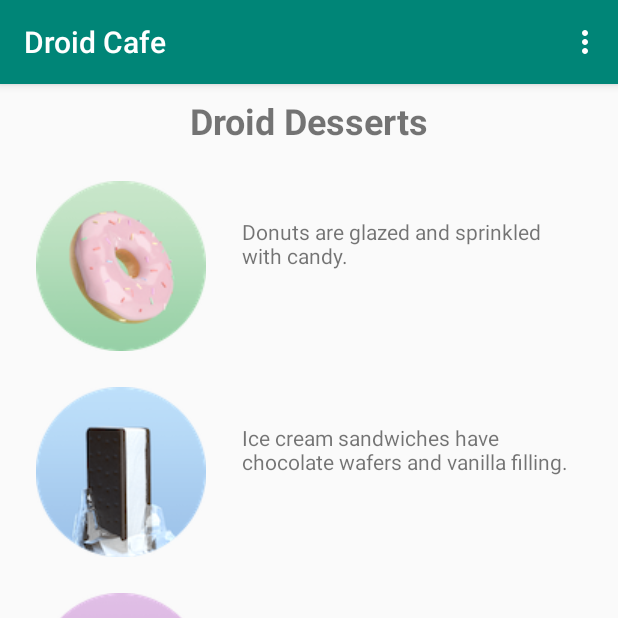
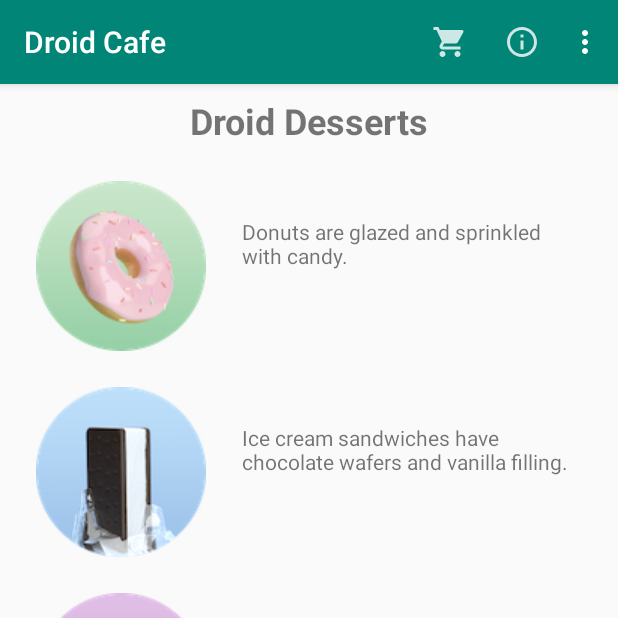
Before and after one commit to Yunji-Leo/AndroidCodelabs, an Android app: the screen it shows after launch (MainActivity), on a phone screen of 412 x 824 dp, the top half of it. Run offline under Robolectric (Android 15) with nearby library versions, the phone set to English and light mode, and no system bars.

Commit message:
add icon

```diff
--- /dev/null
+++ b/DroidCafe/app/src/main/res/drawable-anydpi/ic_favorites.xml
@@ -0,0 +1,11 @@
+<vector xmlns:android="http://schemas.android.com/apk/res/android"
+    android:width="24dp"
+    android:height="24dp"
+    android:viewportWidth="24"
+    android:viewportHeight="24"
+    android:tint="#FFFFFF"
+    android:alpha="0.8">
+    <path
+        android:fillColor="#FF000000"
+        android:pathData="M12,21.35l-1.45,-1.32C5.4,15.36 2,12.28 2,8.5 2,5.42 4.42,3 7.5,3c1.74,0 3.41,0.81 4.5,2.09C13.09,3.81 14.76,3 16.5,3 19.58,3 22,5.42 22,8.5c0,3.78 -3.4,6.86 -8.55,11.54L12,21.35z"/>
+</vector>
--- /dev/null
+++ b/DroidCafe/app/src/main/res/drawable-anydpi/ic_status_info.xml
@@ -0,0 +1,11 @@
+<vector xmlns:android="http://schemas.android.com/apk/res/android"
+    android:width="24dp"
+    android:height="24dp"
+    android:viewportWidth="24"
+    android:viewportHeight="24"
+    android:tint="#FFFFFF"
+    android:alpha="0.8">
+    <path
+        android:fillColor="#FF000000"
+        android:pathData="M11,17h2v-6h-2v6zM12,2C6.48,2 2,6.48 2,12s4.48,10 10,10 10,-4.48 10,-10S17.52,2 12,2zM12,20c-4.41,0 -8,-3.59 -8,-8s3.59,-8 8,-8 8,3.59 8,8 -3.59,8 -8,8zM11,9h2L13,7h-2v2z"/>
+</vector>
--- a/DroidCafe/app/src/main/res/menu/menu_main.xml
+++ b/DroidCafe/app/src/main/res/menu/menu_main.xml
@@ -9,17 +9,20 @@
         app:showAsAction="never" />
     <item
         android:id="@+id/action_order"
+        android:icon="@drawable/ic_shopping_cart"
         android:orderInCategory="10"
         android:title="@string/action_order"
-        app:showAsAction="never" />
+        app:showAsAction="always" />
     <item
         android:id="@+id/action_status"
+        android:icon="@drawable/ic_status_info"
         android:orderInCategory="20"
         android:title="@string/action_status"
-        app:showAsAction="never" />
+        app:showAsAction="always" />
     <item
         android:id="@+id/action_favorites"
+        android:icon="@drawable/ic_favorites"
         android:orderInCategory="30"
         android:title="@string/action_favorites"
-        app:showAsAction="never" />
+        app:showAsAction="ifRoom" />
 </menu>
```
Also changed, not shown: DroidCafe/app/src/main/res/drawable-hdpi/ic_favorites.png (added), DroidCafe/app/src/main/res/drawable-hdpi/ic_status_info.png (added), DroidCafe/app/src/main/res/drawable-mdpi/ic_favorites.png (added), DroidCafe/app/src/main/res/drawable-mdpi/ic_status_info.png (added), DroidCafe/app/src/main/res/drawable-xhdpi/ic_favorites.png (added), DroidCafe/app/src/main/res/drawable-xhdpi/ic_status_info.png (added), DroidCafe/app/src/main/res/drawable-xxhdpi/ic_favorites.png (added), DroidCafe/app/src/main/res/drawable-xxhdpi/ic_status_info.png (added).
